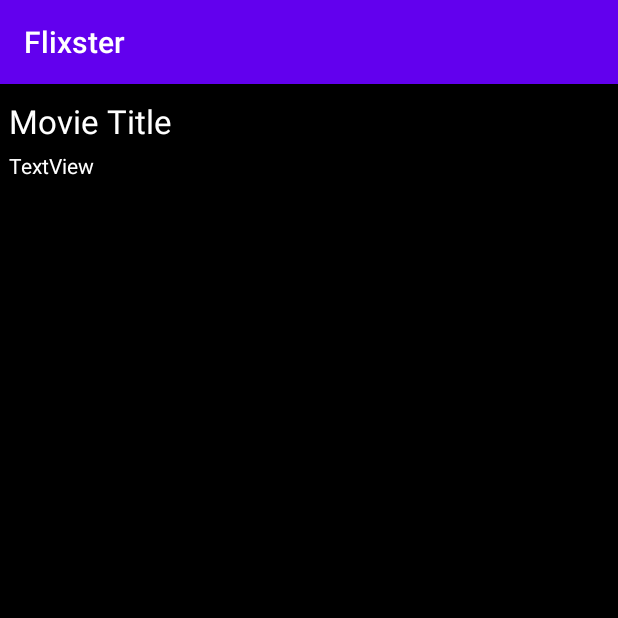
After one commit to GustavoAdame/Flixster, an Android app: the MovieDetailsActivity screen opened directly, with no data from a screen before it, on a phone screen of 412 x 824 dp, the top half of it. The commit adds this screen. Run offline under Robolectric (Android 15) with nearby library versions, the phone set to English and light mode, and no system bars; libraries missing offline, so code that uses them is left out: org.parceler; 5 statements that could not run were skipped.

Commit message:
Finished all Required User Stories

```diff
--- a/app/build.gradle
+++ b/app/build.gradle
@@ -34,4 +34,6 @@ dependencies {
     implementation 'com.github.bumptech.glide:glide:4.11.0'
     // Glide v4 uses this new annotation processor -- see https://bumptech.github.io/glide/doc/generatedapi.html
     annotationProcessor 'com.github.bumptech.glide:compiler:4.11.0'
+    implementation 'org.parceler:parceler-api:1.1.12'
+    annotationProcessor 'org.parceler:parceler:1.1.12'
 }
--- a/app/src/main/AndroidManifest.xml
+++ b/app/src/main/AndroidManifest.xml
@@ -18,6 +18,7 @@
                 <category android:name="android.intent.category.LAUNCHER" />
             </intent-filter>
         </activity>
+        <activity android:name=".MovieDetailsActivity"/>
     </application>
 
 </manifest>
--- /dev/null
+++ b/app/src/main/java/com/example/flixster/MovieDetailsActivity.java
@@ -0,0 +1,44 @@
+package com.example.flixster;
+
+import android.os.Bundle;
+import android.util.Log;
+import android.widget.RatingBar;
+import android.widget.TextView;
+
+import androidx.appcompat.app.AppCompatActivity;
+
+import com.example.flixster.models.Movie;
+
+import org.parceler.Parcels;
+
+public class MovieDetailsActivity  extends AppCompatActivity {
+    /* The movie to display */
+    public Movie movie;
+
+    /* The view objects */
+    public TextView tvTitle;
+    public TextView tvOverview;
+    public RatingBar rbVoteAverage;
+
+    @Override
+    protected void onCreate(Bundle savedInstanceState) {
+        super.onCreate(savedInstanceState);
+        setContentView(R.layout.activity_movie_details);
+        /* Resolve the view objects */
+        tvTitle = findViewById(R.id.tvTitle);
+        tvOverview = findViewById(R.id.tvOverview);
+        rbVoteAverage = findViewById(R.id.rbVoteAverage);
+
+        /* Unwrap the movie passed in via intent, using its simple name as a key */
+        movie = (Movie) Parcels.unwrap(getIntent().getParcelableExtra(Movie.class.getSimpleName()));
+        Log.d("MovieDetailsActivity", String.format("Showing details for '%s'", movie.getTitle()));
+
+        /* Set the title and overview */
+        tvTitle.setText(movie.getTitle());
+        tvOverview.setText(movie.getOverview());
+
+        /* Vote average is 0..10, convert to 0..5 by dividing by 2 */
+        float voteAverage = movie.getVoteAverage().floatValue();
+        rbVoteAverage.setRating(voteAverage = voteAverage > 0 ? voteAverage / 2.0f : voteAverage);
+    }
+}
--- /dev/null
+++ b/app/src/main/res/layout/activity_movie_details.xml
@@ -0,0 +1,55 @@
+<?xml version="1.0" encoding="utf-8"?>
+<RelativeLayout xmlns:android="http://schemas.android.com/apk/res/android"
+    android:layout_width="match_parent" android:layout_height="match_parent"
+    android:background="@android:color/black">
+
+    <TextView
+        android:id="@+id/tvTitle"
+        android:layout_width="wrap_content"
+        android:layout_height="wrap_content"
+        android:layout_alignParentStart="true"
+        android:layout_alignParentLeft="true"
+        android:layout_alignParentTop="true"
+        android:layout_alignParentEnd="true"
+        android:layout_alignParentRight="true"
+        android:layout_marginStart="6dp"
+        android:layout_marginLeft="6dp"
+        android:layout_marginTop="10dp"
+        android:layout_marginEnd="5dp"
+        android:layout_marginRight="5dp"
+        android:text="Movie Title"
+        android:textAppearance="@android:style/TextAppearance.Large"
+        android:textColor="@android:color/white" />
+
+    <TextView
+        android:id="@+id/tvOverview"
+        android:layout_width="wrap_content"
+        android:layout_height="wrap_content"
+        android:layout_below="@+id/tvTitle"
+        android:layout_alignParentStart="true"
+        android:layout_alignParentLeft="true"
+        android:layout_alignParentEnd="true"
+        android:layout_alignParentRight="true"
+        android:layout_marginStart="6dp"
+        android:layout_marginLeft="6dp"
+        android:layout_marginTop="5dp"
+        android:layout_marginEnd="5dp"
+        android:layout_marginRight="5dp"
+        android:text="TextView"
+        android:textColor="@android:color/white" />
+
+    <RatingBar
+        android:id="@+id/rbVoteAverage"
+        style="@style/Widget.AppCompat.RatingBar.Small"
+        android:layout_width="wrap_content"
+        android:layout_height="wrap_content"
+        android:layout_below="@+id/tvOverview"
+        android:layout_alignParentStart="true"
+        android:layout_alignParentLeft="true"
+        android:layout_marginStart="5dp"
+        android:layout_marginLeft="5dp"
+        android:layout_marginTop="10dp"
+        android:numStars="5"
+        android:outlineAmbientShadowColor="@android:color/white"
+        android:stepSize="0.5" />
+</RelativeLayout>
```
Also changed, not shown: app/src/main/java/com/example/flixster/adapters/MovieAdapter.java (+32 -6 lines), app/src/main/java/com/example/flixster/models/Movie.java (+15 -4 lines).
